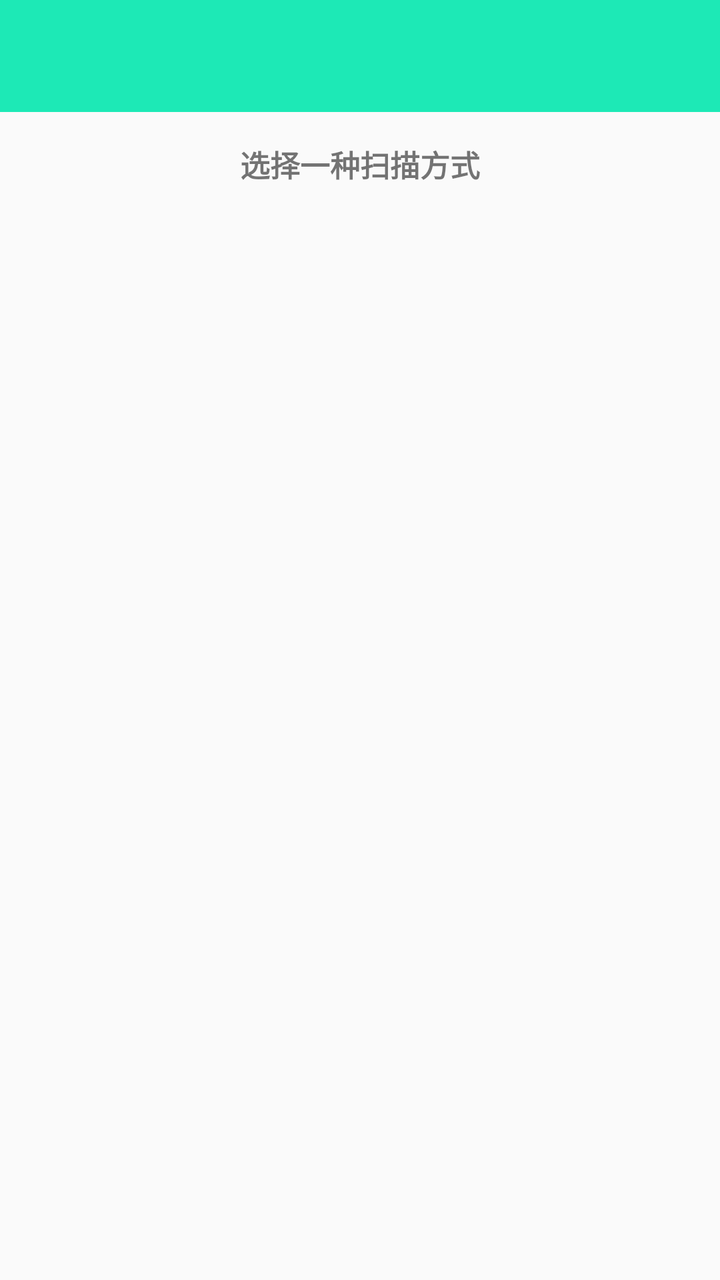
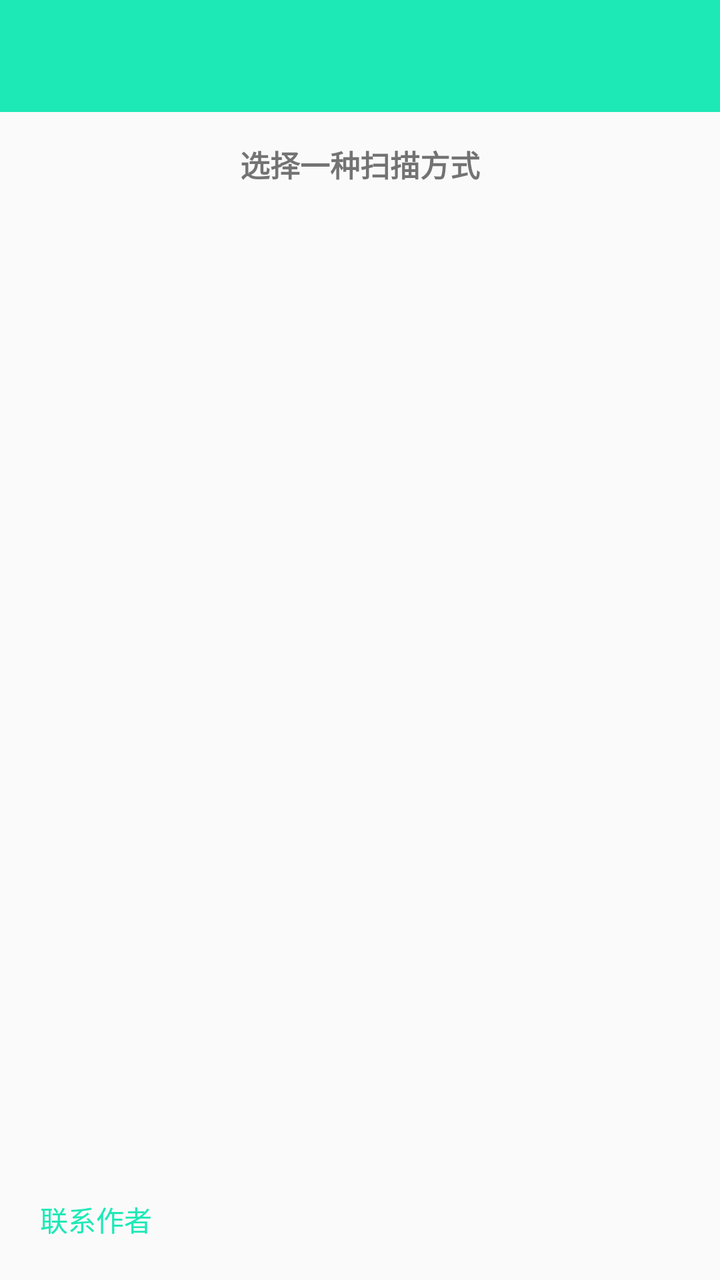

Screens rendered from an Android XML layout before and after an edit, with the pre-edit source and the edit as a unified diff.
<!-- AndroidManifest.xml: application theme AppTheme -->
<!-- res/layout/activity_main.xml -->
<?xml version="1.0" encoding="utf-8"?>
<LinearLayout xmlns:android="http://schemas.android.com/apk/res/android"
    xmlns:app="http://schemas.android.com/apk/res-auto"
    android:layout_width="match_parent"
    android:layout_height="wrap_content"
    android:orientation="vertical">

    <android.support.v7.widget.Toolbar
        android:id="@+id/toolbar"
        android:layout_width="match_parent"
        android:layout_height="?attr/actionBarSize"
        android:background="?attr/colorPrimary"
        android:title="@string/app_name"
        app:titleTextColor="@android:color/white" />

    <TextView
        android:layout_width="wrap_content"
        android:layout_height="wrap_content"
        android:layout_gravity="center_horizontal"
        android:padding="15dp"
        android:text="选择一种扫描方式"
        android:textSize="15sp"
        android:textStyle="bold" />

    <ListView
        android:id="@+id/list"
        android:layout_width="match_parent"
        android:layout_height="wrap_content"
        android:layout_marginTop="10dp"
        android:divider="@android:color/darker_gray"
        android:dividerHeight="0.5dp"
        android:paddingEnd="10dp"
        android:paddingStart="10dp"
        android:footerDividersEnabled="true"
        android:scrollbars="none" />

</LinearLayout>
<!-- resources referenced by this layout -->
<resources>
  <string name="app_name">FastBLE</string>
  <style name="AppTheme" parent="Theme.AppCompat.Light.NoActionBar">
          <item name="colorPrimary">@color/colorPrimary</item>
          <item name="colorPrimaryDark">@color/colorPrimaryDark</item>
          <item name="colorAccent">@color/colorAccent</item>
      </style>
  <color name="colorPrimary">#1DE9B6</color>
  <color name="colorPrimaryDark">#1DE9B6</color>
  <color name="colorAccent">#FF5722</color>
</resources>

<!-- the commit's change to res/layout/activity_main.xml (unified diff, before → after) -->
@@ -22,16 +22,33 @@
         android:textSize="15sp"
         android:textStyle="bold" />
 
-    <ListView
-        android:id="@+id/list"
+    <RelativeLayout
         android:layout_width="match_parent"
-        android:layout_height="wrap_content"
-        android:layout_marginTop="10dp"
-        android:divider="@android:color/darker_gray"
-        android:dividerHeight="0.5dp"
-        android:paddingEnd="10dp"
-        android:paddingStart="10dp"
-        android:footerDividersEnabled="true"
-        android:scrollbars="none" />
+        android:layout_height="match_parent"
+        android:layout_marginTop="10dp">
+
+        <ListView
+            android:id="@+id/list"
+            android:layout_width="match_parent"
+            android:layout_height="wrap_content"
+            android:divider="@android:color/darker_gray"
+            android:dividerHeight="0.5dp"
+            android:footerDividersEnabled="true"
+            android:paddingEnd="10dp"
+            android:paddingStart="10dp"
+            android:scrollbars="none" />
+
+        <TextView
+            android:id="@+id/txt_user"
+            android:layout_width="wrap_content"
+            android:layout_height="wrap_content"
+            android:layout_alignParentBottom="true"
+            android:padding="20dp"
+            android:text="联系作者"
+            android:textColor="@color/colorPrimary"
+            android:textSize="14sp" />
+
+    </RelativeLayout>
+
 
 </LinearLayout>
